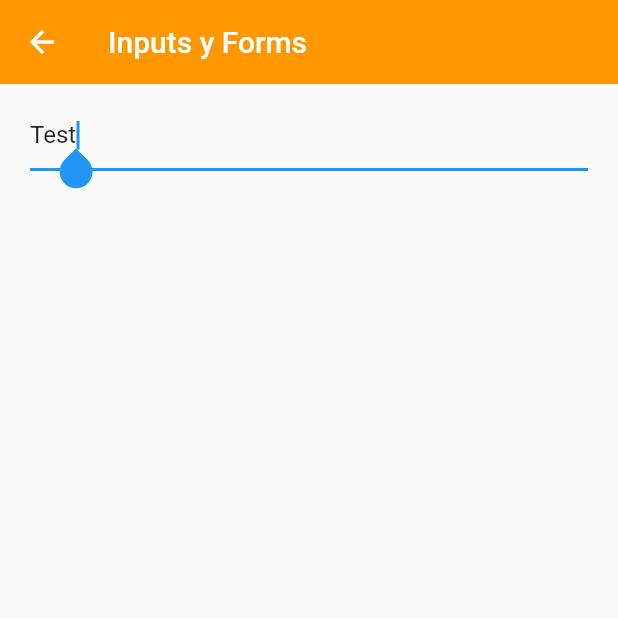
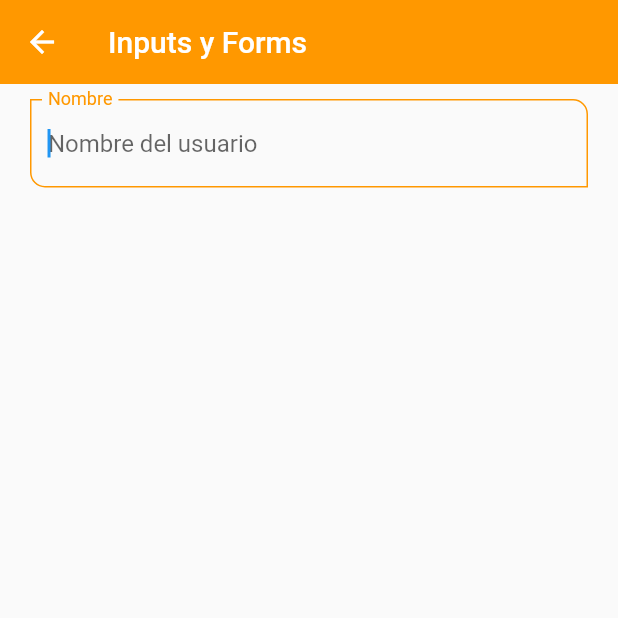
Before and after one commit to slopezalvas/fl_components, a Flutter app: the InputsScreen screen opened by its route, on a phone screen of 412 x 824 dp, the top half of it. Run offline on Flutter 3.47's test engine with Material 2 defaults, Android fonts, the phone set to English and light mode, and no system bars.

Commit message:
Centralizar el estilo de los inputs

```diff
--- a/lib/screens/inputs_screen.dart
+++ b/lib/screens/inputs_screen.dart
@@ -1,4 +1,6 @@
 import 'package:flutter/material.dart';
+
+import '../widgets/widgets.dart';
 
 class InputsScreen extends StatelessWidget {
 
@@ -14,16 +16,9 @@ class InputsScreen extends StatelessWidget {
         child: Padding(
           padding: const EdgeInsets.symmetric(horizontal: 20,  vertical: 10),
           child: Column(
-            children: [
+            children: const [
 
-              TextFormField(
-                autofocus: true,
-                initialValue: 'Test',
-                textCapitalization: TextCapitalization.words,
-                onChanged: (value) {
-                  print('value:  $value');
-                },
-              )
+              CustomInputField(labelText: 'Nombre', hintText: 'Nombre del usuario',)
 
             ]
           ),
--- a/lib/theme/app_theme.dart
+++ b/lib/theme/app_theme.dart
@@ -1,7 +1,6 @@
 import 'package:flutter/material.dart';
 
 class AppTheme {
-
   static const Color primary = Colors.orange;
 
   static final ThemeData lightTheme = ThemeData.light().copyWith(
@@ -9,45 +8,50 @@ class AppTheme {
       primaryColor: Colors.deepPurple,
 
       //AppBar Theme
-        appBarTheme: const AppBarTheme(
-          color: primary,
-          elevation: 0
-        ),
+      appBarTheme: const AppBarTheme(color: primary, elevation: 0),
 
       //TextButton Theme
       textButtonTheme: TextButtonThemeData(
-          style: TextButton.styleFrom(foregroundColor: primary)
-        ),
+          style: TextButton.styleFrom(foregroundColor: primary)),
 
       //FloatingActionButtons
       floatingActionButtonTheme: const FloatingActionButtonThemeData(
-          backgroundColor: primary,
-          elevation: 5
-        ),
+          backgroundColor: primary, elevation: 5),
 
       //ElevatedButtons
       elevatedButtonTheme: ElevatedButtonThemeData(
         style: ElevatedButton.styleFrom(
             backgroundColor: Colors.orange,
             shape: const StadiumBorder(),
-            elevation: 0
+            elevation: 0),
       ),
-        )
-      );
+      inputDecorationTheme: const InputDecorationTheme(
+        floatingLabelStyle: TextStyle(color: primary),
+        enabledBorder: OutlineInputBorder(
+            borderSide: BorderSide(color: primary),
+            borderRadius: BorderRadius.only(
+                bottomLeft: Radius.circular(10),
+                topRight: Radius.circular(10))),
+        focusedBorder: OutlineInputBorder(
+            borderSide: BorderSide(color: primary),
+            borderRadius: BorderRadius.only(
+                bottomLeft: Radius.circular(10),
+                topRight: Radius.circular(10))),
+        border: OutlineInputBorder(
+            borderRadius: BorderRadius.only(
+                bottomLeft: Radius.circular(10),
+                topRight: Radius.circular(10))),
+      ));
 
   static final ThemeData darkTheme = ThemeData.dark().copyWith(
     //Color primario
     primaryColor: Colors.deepPurple,
 
     //AppBar Theme
-        appBarTheme: const AppBarTheme(
-          color: primary,
-          elevation: 0
-        ),
+    appBarTheme: const AppBarTheme(color: primary, elevation: 0),
 
-        textButtonTheme: TextButtonThemeData(
-          style: TextButton.styleFrom(primary: primary)
-        ),
+    textButtonTheme:
+        TextButtonThemeData(style: TextButton.styleFrom(primary: primary)),
 
     scaffoldBackgroundColor: Colors.black,
   );
--- /dev/null
+++ b/lib/widgets/custom_input_field.dart
@@ -0,0 +1,39 @@
+import 'package:flutter/material.dart';
+
+class CustomInputField extends StatelessWidget {
+
+  final String? hintText;
+  final String? labelText;
+  final String? helperText;
+  final IconData? icon;
+  final IconData? suffixIcon;
+
+  const CustomInputField({
+    Key? key, this.hintText, this.labelText, this.helperText, this.icon, this.suffixIcon,
+  }) : super(key: key);
+
+  @override
+  Widget build(BuildContext context) {
+    return TextFormField(
+      autofocus: true,
+      initialValue: '',
+      textCapitalization: TextCapitalization.words,
+      onChanged: (value) {
+        print('value:  $value');
+      },
+      validator: (value) {
+        if ( value == null) return 'Este campo es requerido';
+        return value.length < 3 ? 'Minimo de 3 letras' : null;
+      },
+      autovalidateMode: AutovalidateMode.onUserInteraction,
+      decoration: InputDecoration(
+        hintText: hintText,
+        labelText: labelText,
+        helperText: helperText,
+        suffixIcon: suffixIcon == null ? null : Icon (suffixIcon),
+        icon: icon == null ? null : Icon (icon),
+
+      ),
+    );
+  }
+}
--- a/lib/widgets/widgets.dart
+++ b/lib/widgets/widgets.dart
@@ -1,3 +1,5 @@
+export 'package:fl_components/widgets/custom_input_field.dart';
+
 export 'package:fl_components/widgets/custom_card_type_2.dart';
 
 export 'package:fl_components/widgets/custom_card_type_1.dart';
```
Lines whose indentation alone changed are shown as unchanged.
